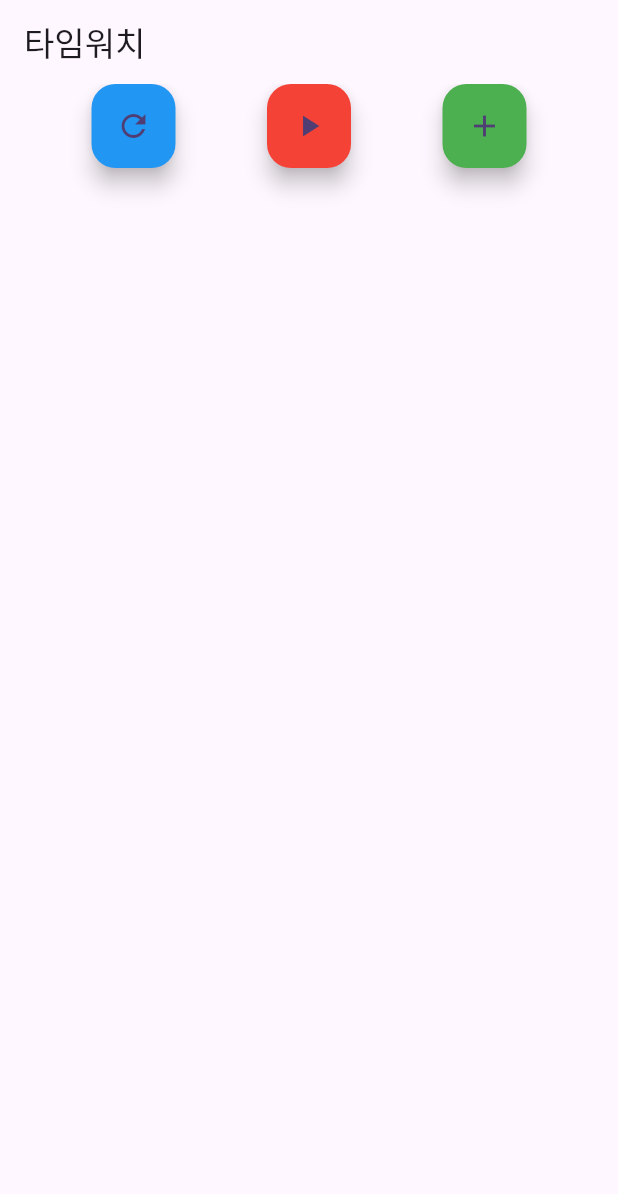
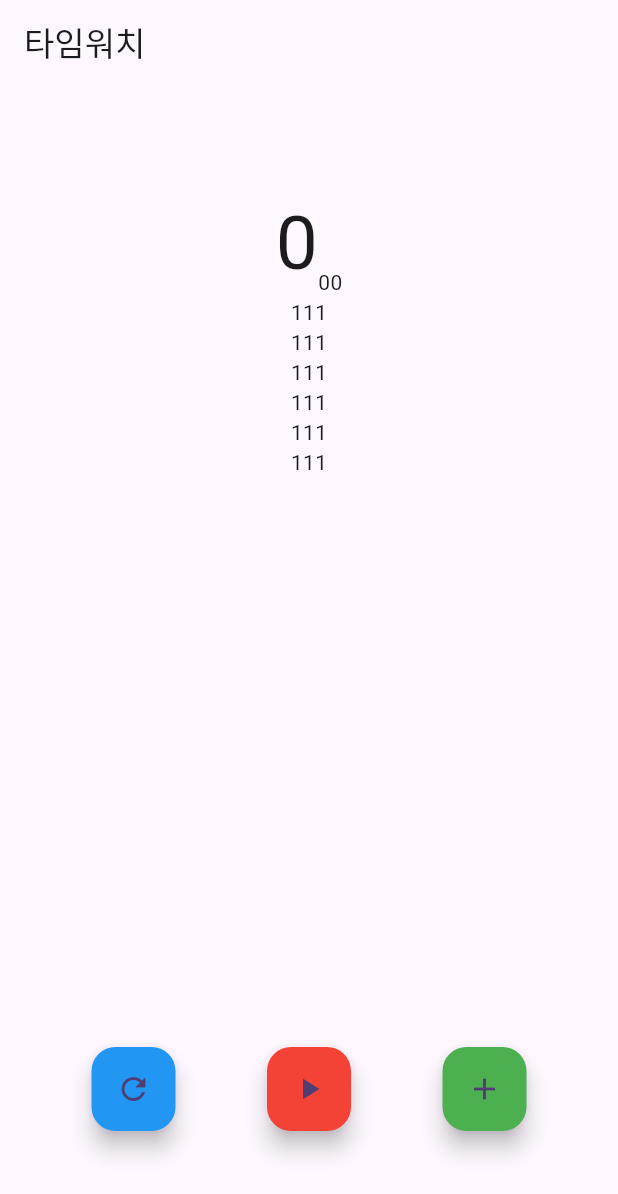
Before and after one commit to kimlg2/timewatch_flutter, a Flutter app: the screen it shows after launch, on a phone screen of 412 x 824 dp. Shown: the top 1194 px of the screen. Run offline on Flutter 3.47's test engine with Material 3 defaults, Android fonts, the phone set to English and light mode, and no system bars.

Commit message:
타임 영역 표시

```diff
--- a/lib/timewatch_screen.dart
+++ b/lib/timewatch_screen.dart
@@ -17,6 +17,34 @@ class _TimewatchScreenState extends State<TimewatchScreen> {
       ),
       body: Column(
         children: [
+          SizedBox(height: 70),
+          Row(
+            mainAxisAlignment: MainAxisAlignment.center,
+            crossAxisAlignment: CrossAxisAlignment.end,
+            children: const [
+               Text(
+                 '0', style: TextStyle(fontSize: 50),
+              ),
+              Text(
+                '00',
+              ),
+            ],
+          ),
+          SizedBox(
+            width: 100,
+            height: 200,
+            child: ListView(
+              children: [
+                Center(child: Text('111')),
+                Center(child: Text('111')),
+                Center(child: Text('111')),
+                Center(child: Text('111')),
+                Center(child: Text('111')),
+                Center(child: Text('111')),
+              ],
+            ),
+          ),
+          const Spacer(),
           Row(
             mainAxisAlignment: MainAxisAlignment.spaceEvenly,
             children: [
@@ -36,7 +64,8 @@ class _TimewatchScreenState extends State<TimewatchScreen> {
                 child: Icon(Icons.add),
               ),
             ],
-          )
+          ),
+          const SizedBox(height: 70),
         ],
       ),
     );
```
